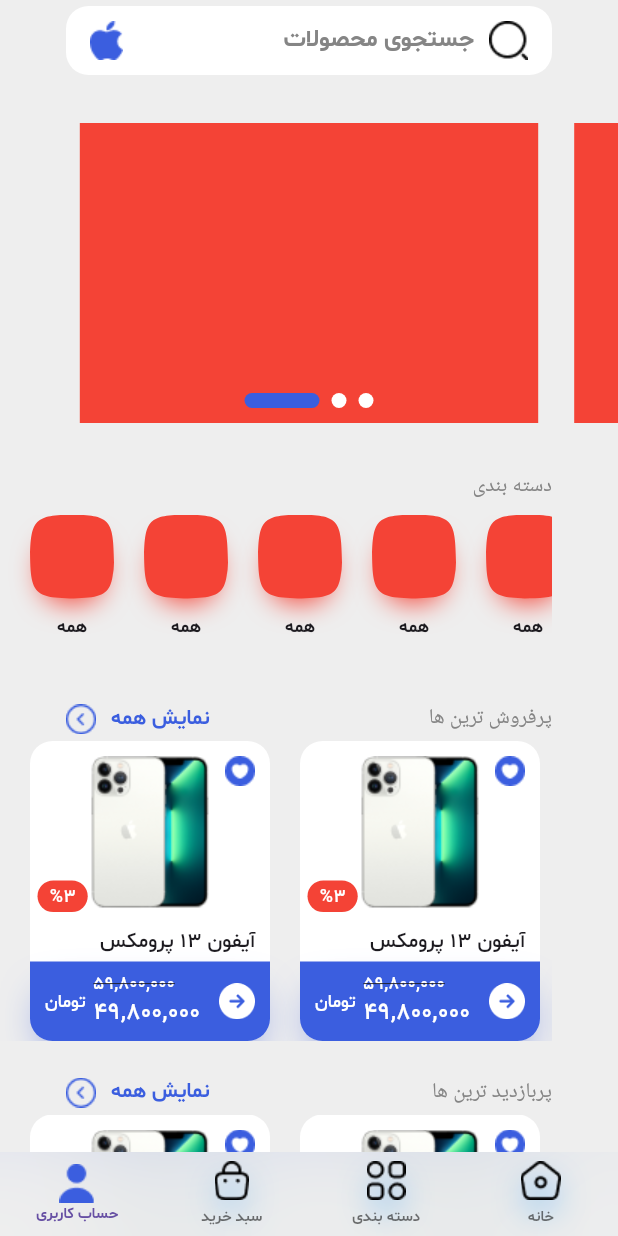
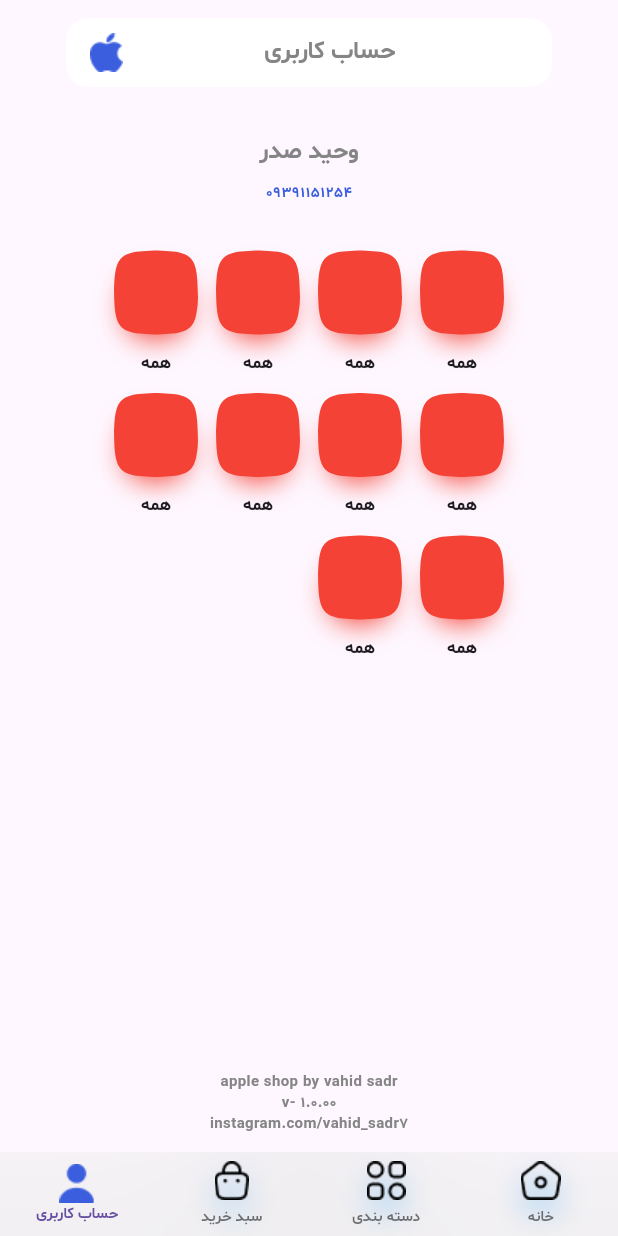
Before and after one commit to svahid725/apple_store_with_BLoC, a Flutter app: the screen it shows after launch, on a phone screen of 412 x 824 dp. Run offline on Flutter 3.47's test engine with Material 3 defaults, Android fonts, the phone set to English and light mode, and no system bars; drawn by our look-alikes of smooth_page_indicator.

Commit message:
[Add]: profile screen add

```diff
--- a/lib/main.dart
+++ b/lib/main.dart
@@ -5,6 +5,7 @@ import 'package:apple_store/constants/font_styles.dart';
 import 'package:apple_store/screens/category_screen.dart';
 import 'package:apple_store/screens/home_screen.dart';
 import 'package:apple_store/screens/product_list_screen.dart';
+import 'package:apple_store/screens/profile_screen.dart';
 import 'package:flutter/material.dart';
 
 void main() {
@@ -126,10 +127,10 @@ class _MyAppState extends State<MyApp> {
 
   List<Widget> getScreens() {
     return <Widget> [
-      const HomeScreen(),
+      const ProfileScreen(),
       const CategoryScreen(),
       const ProductListScreen(),
-      const CategoryScreen()
+      const HomeScreen(),
     ];
   }
 }
--- a/lib/screens/home_screen.dart
+++ b/lib/screens/home_screen.dart
@@ -1,6 +1,7 @@
 import 'package:apple_store/constants/app_theme.dart';
 import 'package:apple_store/constants/font_styles.dart';
 import 'package:apple_store/widgets/banner_slider.dart';
+import 'package:apple_store/widgets/category_icon_item_chip.dart';
 import 'package:apple_store/widgets/product_item.dart';
 import 'package:flutter/material.dart';
 
@@ -67,7 +68,7 @@ class HomeScreen extends StatelessWidget {
                       scrollDirection: Axis.horizontal,
                       itemBuilder: (context, index) => const Padding(
                         padding: EdgeInsets.only(left: 20),
-                        child: CategoryHorizontalItemList(),
+                        child: CategoryItemChip(),
                       ),
                     ),
                   ),
@@ -174,41 +175,3 @@ class HomeScreen extends StatelessWidget {
     );
   }
 }
-
-
-class CategoryHorizontalItemList extends StatelessWidget {
-  const CategoryHorizontalItemList({
-    super.key,
-  });
-
-  @override
-  Widget build(BuildContext context) {
-    return Column(
-      children: [
-        Container(
-          height: 56,
-          width: 56,
-          decoration: ShapeDecoration(
-              color: Colors.red,
-              shadows: const [
-                BoxShadow(
-                  color: Colors.red,
-                  spreadRadius: -7,
-                  blurRadius: 15,
-                  offset: Offset(0, 10),
-                )
-              ],
-              shape: ContinuousRectangleBorder(
-                  borderRadius: BorderRadius.circular(40))),
-        ),
-        const SizedBox(
-          height: 10,
-        ),
-        const Text(
-          'همه',
-          style: TextStyle(fontFamily: 'SB', fontSize: 12),
-        )
-      ],
-    );
-  }
-}
--- /dev/null
+++ b/lib/screens/profile_screen.dart
@@ -0,0 +1,95 @@
+import 'package:apple_store/constants/app_theme.dart';
+import 'package:apple_store/widgets/category_icon_item_chip.dart';
+import 'package:flutter/material.dart';
+
+import '../constants/font_styles.dart';
+
+class ProfileScreen extends StatelessWidget {
+  const ProfileScreen({super.key});
+
+  @override
+  Widget build(BuildContext context) {
+    return Scaffold(
+      body: SafeArea(
+          child: Padding(
+        padding: const EdgeInsets.symmetric(horizontal: 44),
+        child: Column(
+          children: [
+            const SizedBox(
+              height: 8,
+            ),
+            Padding(
+              padding: const EdgeInsets.fromLTRB(0, 4, 0, 32),
+              child: Container(
+                height: 46,
+                decoration: const BoxDecoration(
+                    color: Colors.white,
+                    borderRadius: BorderRadius.all(Radius.circular(15))),
+                child: Row(
+                  children: [
+                    const SizedBox(
+                      width: 16,
+                    ),
+                    Image.asset('assets/images/icon_apple_blue.png'),
+                    const Expanded(
+                      child: Text(
+                        'حساب کاربری',
+                        style: t16sb,
+                        textAlign: TextAlign.center,
+                      ),
+                    ),
+                    const SizedBox(
+                      width: 10,
+                    ),
+                  ],
+                ),
+              ),
+            ),
+            const Text(
+              'وحید صدر',
+              style: t16sb,
+            ),
+            const SizedBox(
+              height: 8,
+            ),
+            const Text(
+              '09391151254',
+              style: t10sb,
+            ),
+            const SizedBox(
+              height: 32,
+            ),
+            const Directionality(
+              textDirection: TextDirection.rtl,
+              child: Wrap(
+                runSpacing: 12,
+                spacing: 12,
+                children: [
+                  CategoryItemChip(),
+                  CategoryItemChip(),
+                  CategoryItemChip(),
+                  CategoryItemChip(),
+                  CategoryItemChip(),
+                  CategoryItemChip(),
+                  CategoryItemChip(),
+                  CategoryItemChip(),
+                  CategoryItemChip(),
+                  CategoryItemChip(),
+                ],
+              ),
+            ),
+            const Spacer(),
+            Text('apple shop by vahid sadr',
+                style: t10sb.apply(color: AppColors.grey)),
+            Text('v- 1.0.00', style: t10sb.apply(color: AppColors.grey)),
+            Text('instagram.com/vahid_sadr7',
+                style: t10sb.apply(color: AppColors.grey)),
+            const SizedBox(
+              height: 12,
+            )
+          ],
+        ),
+      )),
+    );
+  }
+}
--- /dev/null
+++ b/lib/widgets/category_icon_item_chip.dart
@@ -0,0 +1,38 @@
+import 'package:flutter/material.dart';
+
+class CategoryItemChip extends StatelessWidget {
+  const CategoryItemChip({
+    super.key,
+  });
+
+  @override
+  Widget build(BuildContext context) {
+    return Column(
+      children: [
+        Container(
+          height: 56,
+          width: 56,
+          decoration: ShapeDecoration(
+              color: Colors.red,
+              shadows: const [
+                BoxShadow(
+                  color: Colors.red,
+                  spreadRadius: -7,
+                  blurRadius: 15,
+                  offset: Offset(0, 10),
+                )
+              ],
+              shape: ContinuousRectangleBorder(
+                  borderRadius: BorderRadius.circular(40))),
+        ),
+        const SizedBox(
+          height: 10,
+        ),
+        const Text(
+          'همه',
+          style: TextStyle(fontFamily: 'SB', fontSize: 12),
+        )
+      ],
+    );
+  }
+}
```
